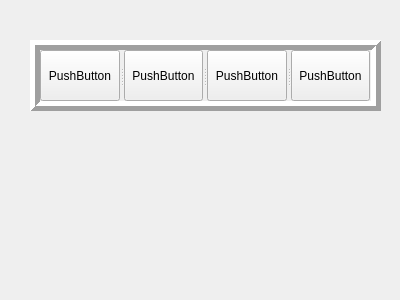
Old version of the form _002_QSplitter/mysplitter/mywidget.ui in the repository CodingManPP/0003_Qt_QLayout.
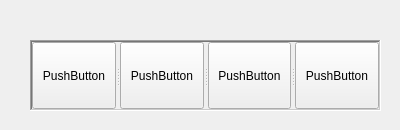
New version of the form.

What changed in the file:
```diff
--- a/_002_QSplitter/mysplitter/mywidget.ui
+++ b/_002_QSplitter/mysplitter/mywidget.ui
@@ -7,7 +7,7 @@
     <x>0</x>
     <y>0</y>
     <width>400</width>
-    <height>300</height>
+    <height>130</height>
    </rect>
   </property>
   <property name="windowTitle">
@@ -23,10 +23,10 @@
     </rect>
    </property>
    <property name="frameShape">
-    <enum>QFrame::Box</enum>
+    <enum>QFrame::WinPanel</enum>
    </property>
    <property name="frameShadow">
-    <enum>QFrame::Raised</enum>
+    <enum>QFrame::Sunken</enum>
    </property>
    <property name="lineWidth">
     <number>5</number>
```
